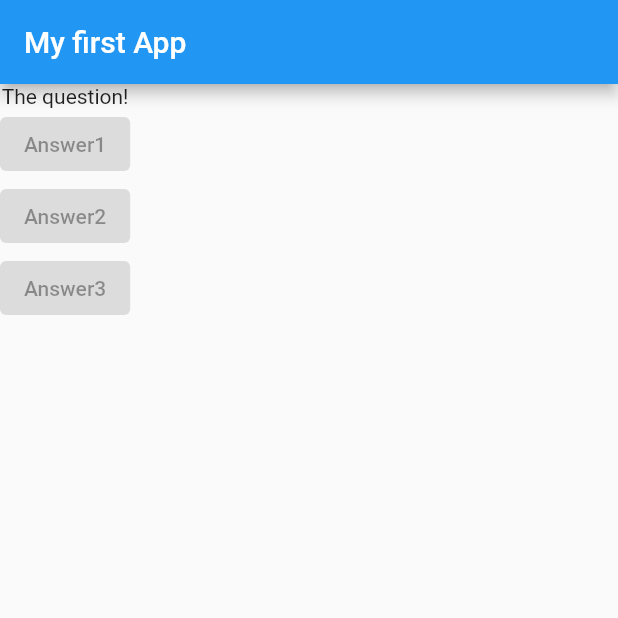
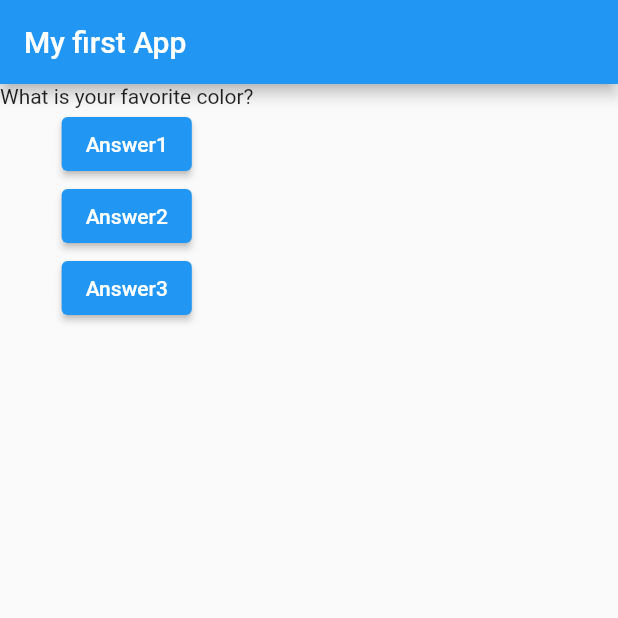
Before and after one commit to bitterhippo/FlutterCC, a Flutter app: the screen it shows after launch, on a phone screen of 412 x 824 dp, the top half of it. Run offline on Flutter 3.47's test engine with Material 2 defaults, Android fonts, the phone set to English and light mode, and no system bars.

Commit message:
changed stateless widget into stateful widget
moved around the text block that was made to be rendered dynamically

```diff
--- a/lib/main.dart
+++ b/lib/main.dart
@@ -7,12 +7,29 @@ void main() {
 //Every Widget must include:
 // A) Extension of Stateful / Stateless Component
 // B) a build method.
-class MyApp extends StatelessWidget {
+class MyApp extends StatefulWidget {
+  @override
+  State<StatefulWidget> createState() {
+    return MyAppState();
+  }
+}
+
+class MyAppState extends State<MyApp> {
+  var questionIndex = 0;
+
+  void answerQuestion() {
+    setState(() {
+      questionIndex = questionIndex + 1;
+    });
+    print(questionIndex);
+  }
+
   @override
   Widget build(BuildContext context) {
     var questions = [
       Text('What is your favorite color?'),
-      Text('What is your favorite food?')
+      Text('What is your favorite food?'),
+      Text('What is your favorite kind of dog')
     ];
 
     return MaterialApp(
@@ -20,10 +37,13 @@ class MyApp extends StatelessWidget {
         appBar: AppBar(title: Text('My first App')),
         body: Column(
           children: [
-            Text('The question!'),
-            ElevatedButton(child: Text('Answer1'), onPressed: null),
-            ElevatedButton(child: Text('Answer2'), onPressed: null),
-            ElevatedButton(child: Text('Answer3'), onPressed: null)
+            questions[questionIndex],
+            ElevatedButton(
+                child: Text('Answer1'), onPressed: () => answerQuestion()),
+            ElevatedButton(
+                child: Text('Answer2'), onPressed: () => answerQuestion()),
+            ElevatedButton(
+                child: Text('Answer3'), onPressed: () => answerQuestion())
           ],
         ),
       ),
```
